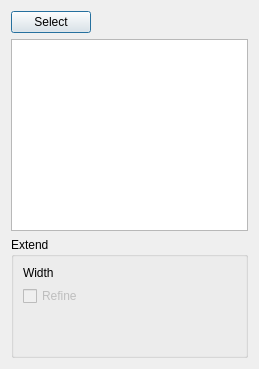
Above: Resources/panels/AddJunctionPanel.ui from shaise/FreeCAD_SheetMetal before the change. Below: the same form after it.
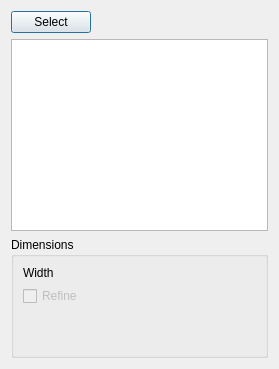
That is the form after the change. Custom widgets are drawn as their Qt base class.

Diff of the .ui file:
```diff
--- a/Resources/panels/AddJunctionPanel.ui
+++ b/Resources/panels/AddJunctionPanel.ui
@@ -6,7 +6,7 @@
    <rect>
     <x>0</x>
     <y>0</y>
-    <width>259</width>
+    <width>279</width>
     <height>369</height>
    </rect>
   </property>
@@ -73,7 +73,7 @@
    <item>
     <widget class="QGroupBox" name="groupBox">
      <property name="title">
-      <string>Extend</string>
+      <string>Dimensions</string>
      </property>
      <layout class="QGridLayout" name="gridLayout_2">
       <item row="2" column="0">
```
Left out of the diff: 2 changed lines with no effect on the pictures.
